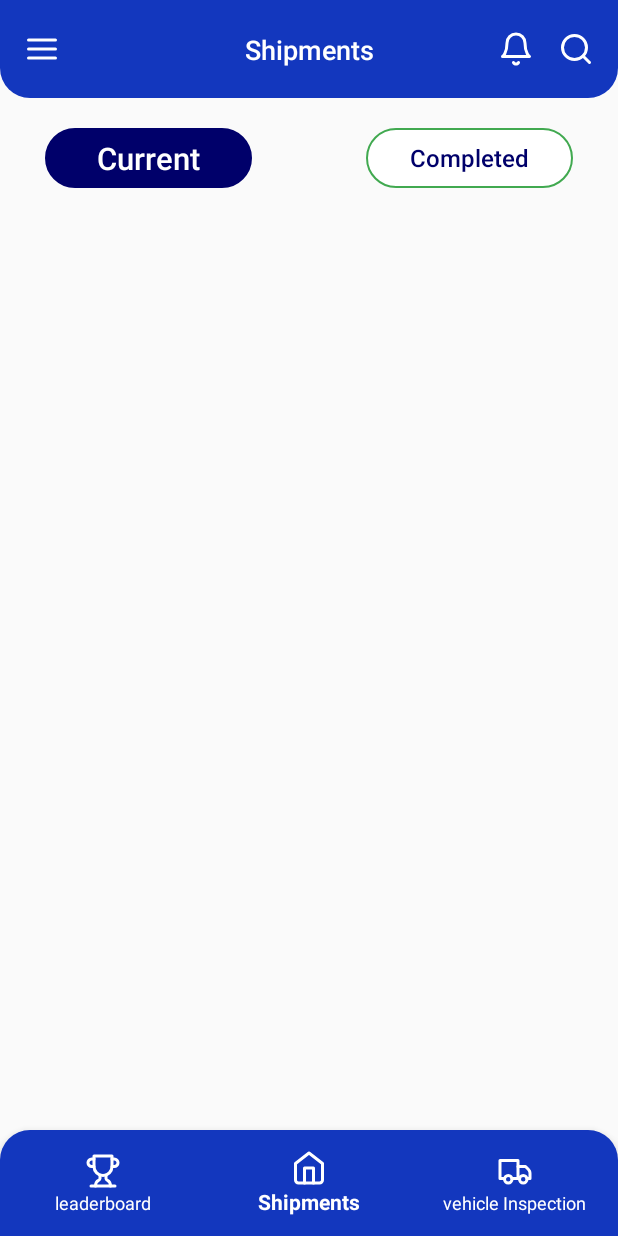
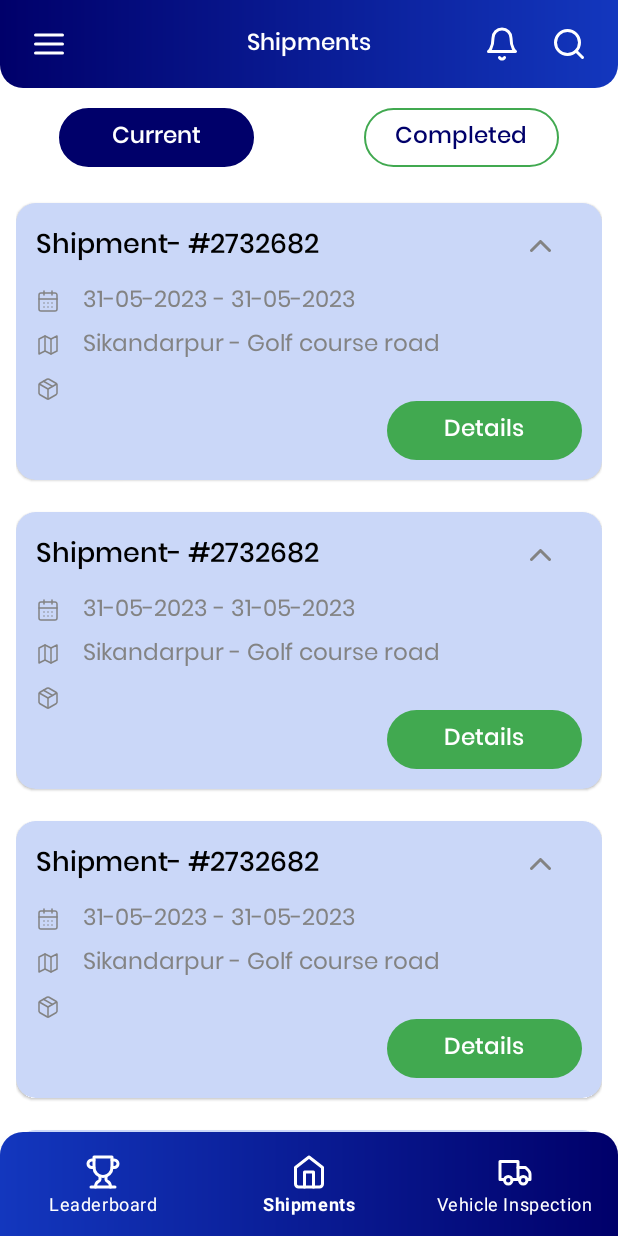
Before and after one commit to sahilpvns/DriveOP, an Android app: the ShipmentFragment screen opened through its navigation route, on a phone screen of 412 x 824 dp. Run offline under Robolectric (Android 15) with nearby library versions, the light colour scheme and no system bars; our stand-ins replace navigation-ui, sdp/ssp sizes.

Commit message:
Shipment screen ui and item showing done.

```diff
--- a/app/src/main/AndroidManifest.xml
+++ b/app/src/main/AndroidManifest.xml
@@ -14,7 +14,7 @@
         android:usesCleartextTraffic="true"
         android:roundIcon="@mipmap/ic_launcher_round"
         android:supportsRtl="true"
-        android:theme="@style/Theme.Design.Light"
+        android:theme="@style/Theme.MyApplication"
         tools:targetApi="31">
 
         <activity
--- /dev/null
+++ b/app/src/main/java/com/supplyop/driveop/ui/adapter/ShipmentAdapter.kt
@@ -0,0 +1,36 @@
+package com.supplyop.driveop.ui.adapter
+
+import android.view.LayoutInflater
+import android.view.ViewGroup
+import android.widget.Toast
+import androidx.recyclerview.widget.RecyclerView
+import com.supplyop.driveop.databinding.ItemShipmentBinding
+
+class ShipmentAdapter() : RecyclerView.Adapter<ShipmentAdapter.ViewHolder>() {
+
+    private lateinit var binding: ItemShipmentBinding
+
+    override fun onCreateViewHolder(parent: ViewGroup, viewType: Int): ShipmentAdapter.ViewHolder {
+        val inflater = LayoutInflater.from(parent.context)
+        binding = ItemShipmentBinding.inflate(inflater, parent, false)
+        return ViewHolder(binding)
+    }
+
+    override fun onBindViewHolder(holder: ShipmentAdapter.ViewHolder, position: Int) {
+        holder.itemBinding.tvDetails.setOnClickListener {
+            Toast.makeText(it.context, "click Details", Toast.LENGTH_SHORT).show()
+        }
+    }
+
+    override fun getItemCount() = 15
+
+    inner class ViewHolder(var itemBinding: ItemShipmentBinding) :
+        RecyclerView.ViewHolder(itemBinding.root) {
+//        fun bind(item: String) {
+//            binding.apply {
+//                tvShipment.text = String.format("Shipment- #2732682")
+//                tvAddress.text = String.format("31-05-2023 - 31-05-2023")
+//            }
+//        }
+    }
+}
--- a/app/src/main/java/com/supplyop/driveop/ui/shipment/ShipmentFragment.kt
+++ b/app/src/main/java/com/supplyop/driveop/ui/shipment/ShipmentFragment.kt
@@ -9,9 +9,11 @@ import android.view.ViewGroup
 import androidx.appcompat.app.AppCompatActivity
 import androidx.fragment.app.Fragment
 import androidx.lifecycle.ViewModelProvider
+import androidx.recyclerview.widget.LinearLayoutManager
 import com.supplyop.driveop.databinding.FragmentShipmentBinding
 import com.supplyop.driveop.login.activity.LoginActivity
 import com.supplyop.driveop.login.activity.OnboardingActivity
+import com.supplyop.driveop.ui.adapter.ShipmentAdapter
 
 class ShipmentFragment : Fragment() {
 
@@ -19,6 +21,8 @@ class ShipmentFragment : Fragment() {
     private val binding get() = _binding!!
 
     var sharedPreferences: SharedPreferences? = null
+
+    private val shipmentAdapter: ShipmentAdapter? = null
 
     override fun onCreateView(
         inflater: LayoutInflater, container: ViewGroup?, savedInstanceState: Bundle?): View {
@@ -44,6 +48,9 @@ class ShipmentFragment : Fragment() {
                 activity?.finish()
 
             }
+
+            binding.rvItemShipment.layoutManager = LinearLayoutManager(context)
+            binding.rvItemShipment.adapter = ShipmentAdapter()
         }
 
 
--- a/app/src/main/res/drawable/shape_header.xml
+++ b/app/src/main/res/drawable/shape_header.xml
@@ -1,10 +1,13 @@
 <shape xmlns:android="http://schemas.android.com/apk/res/android"
     android:shape="rectangle">
 
-    <solid android:color="#1337BE" />
+    <corners
+        android:bottomLeftRadius="@dimen/_12sdp"
+        android:bottomRightRadius="@dimen/_12sdp" />
 
-    <corners
-        android:bottomLeftRadius="20dp"
-        android:bottomRightRadius="20dp" />
+    <gradient
+        android:angle="360"
+        android:endColor="#1337BE"
+        android:startColor="#00006A" />
 
 </shape>
--- a/app/src/main/res/drawable/shape_home.xml
+++ b/app/src/main/res/drawable/shape_home.xml
@@ -1,10 +1,13 @@
 <shape xmlns:android="http://schemas.android.com/apk/res/android"
-    android:shape="rectangle" >
-
-    <solid android:color="#1337BE" />
+    android:shape="rectangle">
 
     <corners
-        android:topLeftRadius="20dp"
-        android:topRightRadius="20dp" />
+        android:topLeftRadius="@dimen/_12sdp"
+        android:topRightRadius="@dimen/_12sdp" />
+
+    <gradient
+        android:angle="180"
+        android:endColor="#1337BE"
+        android:startColor="#00006A" />
 
 </shape>
--- a/app/src/main/res/layout/activity_dashboard.xml
+++ b/app/src/main/res/layout/activity_dashboard.xml
@@ -8,7 +8,7 @@
     <androidx.constraintlayout.widget.ConstraintLayout
         android:id="@+id/headerTitle"
         android:layout_width="match_parent"
-        android:layout_height="65dp"
+        android:layout_height="@dimen/_45sdp"
         android:background="@drawable/shape_header"
         app:layout_constraintTop_toTopOf="parent">
 
@@ -16,7 +16,7 @@
             android:id="@+id/menuItem"
             android:layout_width="wrap_content"
             android:layout_height="wrap_content"
-            android:layout_marginStart="16dp"
+            android:layout_marginStart="@dimen/_16sdp"
             android:background="@drawable/shape_menu"
             app:layout_constraintBottom_toBottomOf="parent"
             app:layout_constraintStart_toStartOf="parent"
@@ -26,7 +26,7 @@
             android:id="@+id/ivSearch"
             android:layout_width="wrap_content"
             android:layout_height="wrap_content"
-            android:layout_marginEnd="16dp"
+            android:layout_marginEnd="@dimen/_16sdp"
             android:background="@drawable/shape_searchbar"
             app:layout_constraintBottom_toBottomOf="parent"
             app:layout_constraintEnd_toEndOf="parent"
@@ -36,7 +36,7 @@
             android:id="@+id/ivNotification"
             android:layout_width="wrap_content"
             android:layout_height="wrap_content"
-            android:layout_marginEnd="16dp"
+            android:layout_marginEnd="@dimen/_16sdp"
             android:background="@drawable/shape_notification"
             app:layout_constraintBottom_toBottomOf="parent"
             app:layout_constraintEnd_toStartOf="@+id/ivSearch"
@@ -45,10 +45,10 @@
         <com.google.android.material.textview.MaterialTextView
             android:layout_width="wrap_content"
             android:layout_height="wrap_content"
-            android:fontFamily="sans-serif-medium"
-            android:text="Shipments"
+            android:fontFamily="@font/poppins_medium"
+            android:text="@string/shipments"
             android:textColor="@android:color/white"
-            android:textSize="18dp"
+            android:textSize="@dimen/_12sdp"
             app:layout_constraintBottom_toBottomOf="parent"
             app:layout_constraintEnd_toEndOf="parent"
             app:layout_constraintStart_toStartOf="parent"
@@ -72,7 +72,7 @@
         android:layout_width="0dp"
         android:layout_height="wrap_content"
         android:background="@drawable/shape_home"
-        android:paddingVertical="7dp"
+        android:paddingVertical="@dimen/_5sdp"
         app:itemIconTint="@android:color/white"
         app:itemTextColor="@android:color/white"
         app:layout_constraintBottom_toBottomOf="parent"
--- a/app/src/main/res/layout/fragment_shipment.xml
+++ b/app/src/main/res/layout/fragment_shipment.xml
@@ -8,45 +8,45 @@
 
     <com.google.android.material.textview.MaterialTextView
         android:id="@+id/tvCurrent"
-        android:layout_width="138dp"
-        android:layout_height="40dp"
-        android:layout_marginStart="30dp"
-        android:layout_marginTop="20dp"
+        android:layout_width="@dimen/_100sdp"
+        android:layout_height="@dimen/_30sdp"
+        android:layout_marginStart="@dimen/_30sdp"
+        android:layout_marginTop="@dimen/_10sdp"
         android:background="@drawable/shape_button_current"
-        android:backgroundTint="#00006A"
-        android:fontFamily="sans-serif-medium"
+        android:backgroundTint="@color/default_blue"
+        android:fontFamily="@font/poppins_medium"
         android:gravity="center"
-        android:text="Current"
+        android:text="@string/current"
         android:textColor="@android:color/white"
-        android:textSize="@dimen/_16ssp"
+        android:textSize="@dimen/_12sdp"
         app:layout_constraintStart_toStartOf="parent"
         app:layout_constraintTop_toTopOf="parent" />
 
     <com.google.android.material.textview.MaterialTextView
         android:id="@+id/tvCompleted"
-        android:layout_width="138dp"
-        android:layout_height="40dp"
-        android:layout_marginEnd="30dp"
+        android:layout_width="@dimen/_100sdp"
+        android:layout_height="@dimen/_30sdp"
+        android:layout_marginEnd="@dimen/_30sdp"
         android:background="@drawable/shape_button_current"
-        android:fontFamily="sans-serif-medium"
+        android:fontFamily="@font/poppins_medium"
         android:gravity="center"
-        android:text="Completed"
-        android:textColor="#00006A"
-        android:textSize="16dp"
+        android:text="@string/completed"
+        android:textColor="@color/default_blue"
+        android:textSize="@dimen/_12sdp"
         app:layout_constraintBottom_toBottomOf="@+id/tvCurrent"
         app:layout_constraintEnd_toEndOf="parent"
         app:layout_constraintTop_toTopOf="@+id/tvCurrent" />
 
     <androidx.recyclerview.widget.RecyclerView
-        android:id="@+id/rvItemView"
+        android:id="@+id/rvItemShipment"
         android:layout_width="match_parent"
         android:layout_height="0dp"
-        android:layout_marginTop="20dp"
-        android:paddingHorizontal="8dp"
+        android:layout_marginTop="@dimen/_10sdp"
+        android:paddingHorizontal="@dimen/_8sdp"
         app:layout_constraintBottom_toBottomOf="parent"
         app:layout_constraintStart_toStartOf="parent"
         app:layout_constraintTop_toBottomOf="@+id/tvCurrent"
         tools:itemCount="8"
-        tools:listitem="@layout/item_view" />
+        tools:listitem="@layout/item_shipment" />
 
 </androidx.constraintlayout.widget.ConstraintLayout>
--- a/app/src/main/res/layout/item_view.xml
+++ b/app/src/main/res/layout/item_shipment.xml
@@ -3,26 +3,25 @@
     xmlns:app="http://schemas.android.com/apk/res-auto"
     android:layout_width="match_parent"
     android:layout_height="wrap_content"
-    xmlns:tool="http://schemas.android.com/tools"
-    android:layout_marginVertical="@dimen/_8ssp"
-    app:cardBackgroundColor="#CAD7F8"
-    app:cardCornerRadius="@dimen/_10ssp"
-    app:layout_constraintStart_toStartOf="parent"
+    xmlns:tools="http://schemas.android.com/tools"
+    android:layout_marginVertical="@dimen/_8sdp"
+    app:cardBackgroundColor="@color/shipment_card_view_bg"
+    app:cardCornerRadius="@dimen/_10sdp"
     app:layout_constraintTop_toTopOf="parent">
 
     <androidx.constraintlayout.widget.ConstraintLayout
         android:layout_width="match_parent"
         android:layout_height="match_parent"
-        android:layout_margin="@dimen/_10ssp">
+        android:layout_margin="@dimen/_10sdp">
 
         <com.google.android.material.textview.MaterialTextView
             android:id="@+id/tvShipment"
             android:layout_width="wrap_content"
             android:layout_height="wrap_content"
-            android:textSize="@dimen/_16ssp"
+            android:fontFamily="@font/poppins_medium"
+            android:text="Shipment- #2732682"
             android:textColor="@android:color/black"
-            tool:text="Shipment- #2732682"
-            android:textStyle="bold"
+            android:textSize="@dimen/_14sdp"
             app:layout_constraintStart_toStartOf="parent"
             app:layout_constraintTop_toTopOf="parent" />
 
@@ -48,16 +47,17 @@
             android:id="@+id/tvDateTime"
             android:layout_width="wrap_content"
             android:layout_height="wrap_content"
-            android:layout_marginStart="12dp"
-            tool:text="31-05-2023 - 31-05-2023"
-            android:textColor="#838383"
-            android:textSize="@dimen/_12ssp"
+            android:layout_marginStart="@dimen/_12sdp"
+            android:fontFamily="@font/poppins_regular"
+            android:text="31-05-2023 - 31-05-2023"
+            android:textColor="@color/light_black"
+            android:textSize="@dimen/_12sdp"
             app:layout_constraintBottom_toBottomOf="@+id/ivCalender"
             app:layout_constraintStart_toEndOf="@+id/ivCalender"
             app:layout_constraintTop_toTopOf="@+id/ivCalender" />
 
         <ImageView
-            android:id="@+id/ivMap"
+            android:id="@+id/ivRoadAddress"
             android:layout_width="wrap_content"
             android:layout_height="wrap_content"
             android:layout_marginTop="@dimen/_10ssp"
@@ -69,13 +69,14 @@
             android:id="@+id/tvAddress"
             android:layout_width="wrap_content"
             android:layout_height="wrap_content"
-            android:layout_marginStart="12dp"
-            android:textSize="@dimen/_12ssp"
-            android:textColor="#838383"
-            tool:text="Sikandarpur - Golf course road"
-            app:layout_constraintBottom_toBottomOf="@+id/ivMap"
-            app:layout_constraintStart_toEndOf="@+id/ivMap"
-            app:layout_constraintTop_toTopOf="@+id/ivMap" />
+            android:layout_marginStart="@dimen/_12sdp"
+            android:fontFamily="@font/poppins_regular"
+            android:text="Sikandarpur - Golf course road"
+            android:textColor="@color/light_black"
+            android:textSize="@dimen/_12sdp"
+            app:layout_constraintBottom_toBottomOf="@+id/ivRoadAddress"
+            app:layout_constraintStart_toEndOf="@+id/ivRoadAddress"
+            app:layout_constraintTop_toTopOf="@+id/ivRoadAddress" />
 
         <ImageView
             android:id="@+id/ivTripStatus"
@@ -84,19 +85,21 @@
             android:layout_marginTop="@dimen/_10ssp"
             android:background="@drawable/shape_trip_status"
             app:layout_constraintStart_toStartOf="@+id/tvShipment"
-            app:layout_constraintTop_toBottomOf="@+id/ivMap" />
+            app:layout_constraintTop_toBottomOf="@+id/ivRoadAddress" />
 
         <com.google.android.material.textview.MaterialTextView
-            android:layout_width="@dimen/_100ssp"
-            android:layout_height="@dimen/_36ssp"
+            android:id="@+id/tvDetails"
+            android:layout_width="@dimen/_100sdp"
+            android:layout_height="@dimen/_30sdp"
             android:background="@drawable/shape_button_details"
+            android:fontFamily="@font/poppins_medium"
             android:gravity="center"
-            android:textSize="@dimen/_12ssp"
             android:textAllCaps="false"
             android:textColor="@android:color/white"
-            tool:text="Details"
+            android:textSize="@dimen/_12sdp"
             app:layout_constraintEnd_toEndOf="parent"
-            app:layout_constraintTop_toBottomOf="@+id/ivTripStatus" />
+            app:layout_constraintTop_toBottomOf="@+id/ivTripStatus"
+            android:text="Details" />
 
     </androidx.constraintlayout.widget.ConstraintLayout>
 
--- a/app/src/main/res/menu/bottom_nav_menu.xml
+++ b/app/src/main/res/menu/bottom_nav_menu.xml
@@ -3,16 +3,16 @@
 
     <item
         android:id="@+id/navigation_home"
-        android:icon="@drawable/ic_home_black_24dp"
-        android:title="leaderboard" />
+        android:icon="@drawable/ic_leaderboard"
+        android:title="@string/leaderboard" />
 
     <item
         android:id="@+id/navigation_dashboard"
-        android:icon="@drawable/ic_dashboard_black_24dp"
-        android:title="Shipments" />
+        android:icon="@drawable/ic_shipment"
+        android:title="@string/shipments" />
 
     <item
         android:id="@+id/navigation_notifications"
-        android:icon="@drawable/ic_notifications_black_24dp"
-        android:title="vehicle Inspection" />
+        android:icon="@drawable/ic_vehicle_inspection"
+        android:title="@string/vehicle_inspection" />
 </menu>
--- a/app/src/main/res/values/colors.xml
+++ b/app/src/main/res/values/colors.xml
@@ -7,8 +7,12 @@
     <color name="teal_700">#FF018786</color>
     <color name="black">#FF000000</color>
     <color name="white">#FFFFFFFF</color>
+
+    //DriveOP app color
     <color name="dark_blue">#00006A</color>
     <color name="light_black">#838383</color>
     <color name="green">#41A950</color>
     <color name="light_second_black">#202020</color>
+    <color name="default_blue">#00006A</color>
+    <color name="shipment_card_view_bg">#CAD7F8</color>
 </resources>
--- a/app/src/main/res/values/strings.xml
+++ b/app/src/main/res/values/strings.xml
@@ -34,4 +34,9 @@
     <string name="your_email_verified">Your Email is verified</string>
     <string name="email_verify_note">We have sent you access code vai SMS mobile number verification</string>
     <string name="reset">Reset</string>
+    <string name="current">Current</string>
+    <string name="completed">Completed</string>
+    <string name="shipments">Shipments</string>
+    <string name="leaderboard">Leaderboard</string>
+    <string name="vehicle_inspection">Vehicle Inspection</string>
 </resources>
--- a/app/src/main/res/values/themes.xml
+++ b/app/src/main/res/values/themes.xml
@@ -3,7 +3,7 @@
     <style name="Theme.MyApplication" parent="Theme.MaterialComponents.DayNight.DarkActionBar">
         <!-- Primary brand color. -->
         <item name="colorPrimary">@color/purple_500</item>
-        <item name="colorPrimaryVariant">@color/purple_700</item>
+        <item name="colorPrimaryVariant">@color/default_blue</item>
         <item name="colorOnPrimary">@color/white</item>
         <!-- Secondary brand color. -->
         <item name="colorSecondary">@color/teal_200</item>
```
Also changed, not shown: app/src/main/res/drawable/ic_leaderboard.xml (renamed from app/src/main/res/drawable/ic_home_black_24dp.xml), app/src/main/res/drawable/ic_shipment.xml (renamed from app/src/main/res/drawable/ic_dashboard_black_24dp.xml), app/src/main/res/drawable/ic_vehicle_inspection.xml (renamed from app/src/main/res/drawable/ic_notifications_black_24dp.xml).
